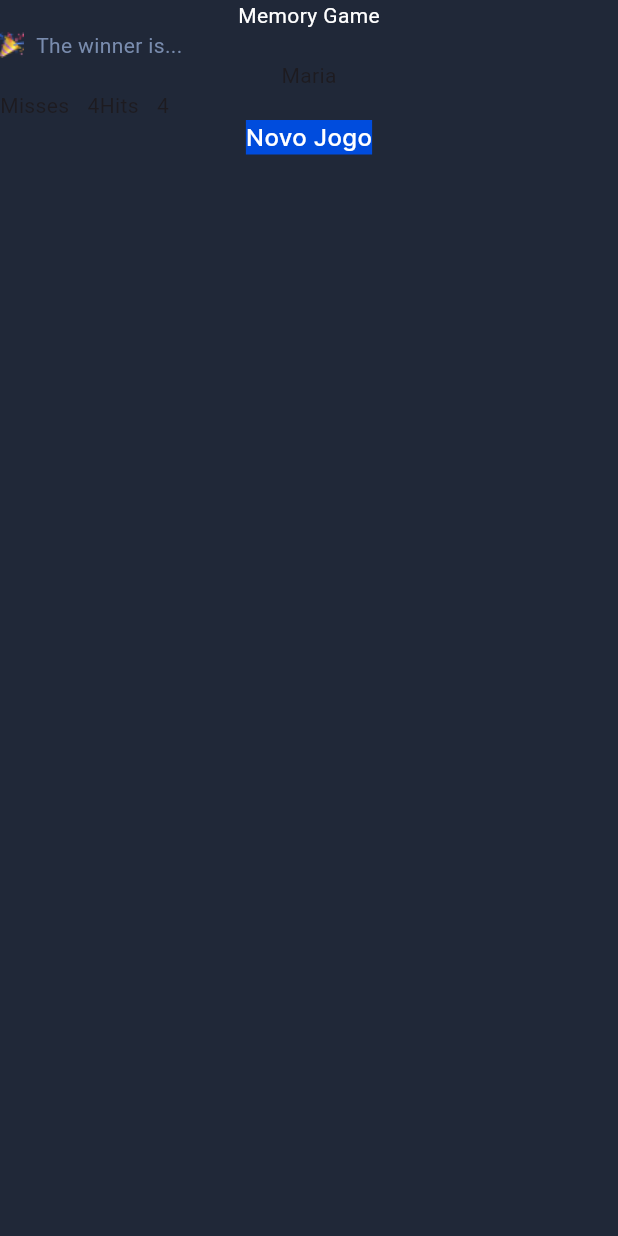
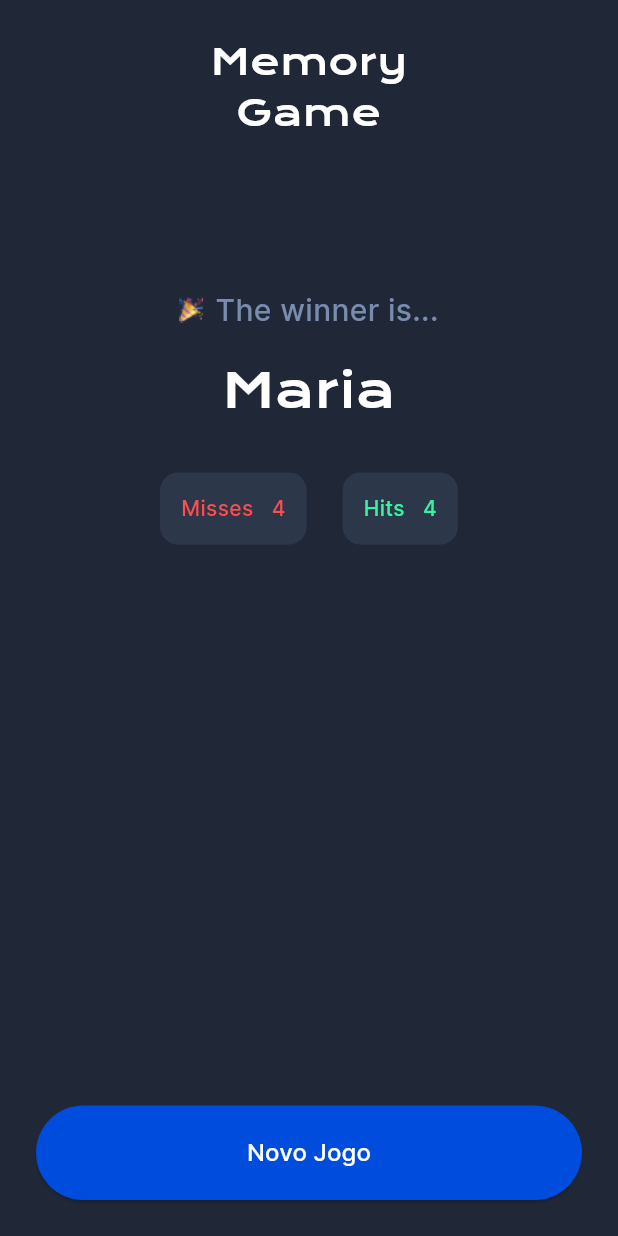
Before and after one commit to melanieesilva/memorygameflutter, a Flutter app: the VictoryScreen screen opened directly, on a phone screen of 412 x 824 dp. Run offline on Flutter 3.47's test engine with Material 3 defaults, Android fonts, the phone set to English and light mode, and no system bars; Roboto replaces fonts that are missing (Krona One).

Commit message:
Fix Tela Vitória

```diff
--- a/lib/common/constants/app_colors.dart
+++ b/lib/common/constants/app_colors.dart
@@ -8,4 +8,6 @@ class AppColors {
   static const Color subtitle = Color(0xFF798CAE);
   static const Color backCard = Color(0xFFB4CEFF);
   static const Color btnColor = Color(0xFF004CDD);
+  static const Color danger = Color(0xFFFF4D4D);
+  static const Color success = Color(0xFF38F2A4);
 }
--- a/lib/main.dart
+++ b/lib/main.dart
@@ -17,7 +17,7 @@ class MyApp extends StatelessWidget {
     return MaterialApp(
       debugShowCheckedModeBanner: false,
       theme: ThemeData(scaffoldBackgroundColor: AppColors.background),
-      home: VictoryScreen(),
+      home: OnBoarding(),
     );
   }
 }
--- a/lib/victoryScreen.dart
+++ b/lib/victoryScreen.dart
@@ -15,44 +15,100 @@ class _VictoryScreenState extends State<VictoryScreen> {
   @override
   Widget build(BuildContext context) {
     return Scaffold(
-        body: Column(children: <Widget>[
+        body: Column(
+            mainAxisAlignment: MainAxisAlignment.spaceBetween,
+            children: <Widget>[
           Container(
+              padding: EdgeInsets.all(24),
               child: Center(
                   child: Column(children: <Widget>[
                 Container(
+                  width: 217,
                   child: Text("Memory Game",
                       textDirection: TextDirection.ltr,
-              style: TextStyle(fontFamily: "Krona One", color: Colors.white)),
+                      textAlign: TextAlign.center,
+                      style: TextStyle(
+                        fontFamily: "KronaOne",
+                        color: Colors.white,
+                        fontSize: 24,
+                      )),
                 ),
                 Container(
+                  padding: EdgeInsets.only(top: 100),
                   child: Center(
                     child: Column(children: [
                       Row(
+                        mainAxisAlignment: MainAxisAlignment.center,
                         children: [
                           Image.asset('assets/images/partyPopper.png'),
                           SizedBox(width: 8),
                           Text(
                             "The winner is...",
                             textDirection: TextDirection.ltr,
-                    style: TextStyle(color: AppColors.subtitle),
+                            style: TextStyle(
+                                color: AppColors.subtitle,
+                                fontSize: 20,
+                                fontFamily: "Inter",
+                                fontWeight: FontWeight.w500),
                           )
                         ],
                       ),
+                      SizedBox(height: 16),
                       Container(
-                child: Text(
-                  "Maria",
+                        child: Text("Maria",
                             textDirection: TextDirection.ltr,
-                ),
+                            style: TextStyle(
+                                color: Colors.white,
+                                fontFamily: "KronaOne",
+                                fontSize: 32)),
                       ),
                       Container(
-                child: Row(children: [
+                        padding: EdgeInsets.only(top: 32),
+                        child: Row(
+                            mainAxisAlignment: MainAxisAlignment.center,
+                            children: [
                               Container(
+                                  padding: EdgeInsets.all(14),
+                                  decoration: BoxDecoration(
+                                    borderRadius: BorderRadius.circular(12),
+                                    color: AppColors.inputBack,
+                                  ),
                                   child: Row(
-                    children: [Text("Misses"), SizedBox(width: 12), Text("4")],
+                                    children: [
+                                      Text("Misses",
+                                          style: TextStyle(
+                                              color: AppColors.danger,
+                                              fontFamily: "Inter",
+                                              fontWeight: FontWeight.w500)),
+                                      SizedBox(width: 12),
+                                      Text("4",
+                                          style: TextStyle(
+                                              color: AppColors.danger,
+                                              fontFamily: "Inter",
+                                              fontWeight: FontWeight.w500))
+                                    ],
                                   )),
+                              SizedBox(width: 24),
                               Container(
+                                  padding: EdgeInsets.all(14),
+                                  decoration: BoxDecoration(
+                                    borderRadius: BorderRadius.circular(12),
+                                    color: AppColors.inputBack,
+                                  ),
                                   child: Row(
-                    children: [Text("Hits"), SizedBox(width: 12), Text("4")],
+                                    children: [
+                                      Text("Hits",
+                                          style: TextStyle(
+                                              color: AppColors.success,
+                                              fontFamily: "Inter",
+                                              fontWeight: FontWeight.w500)),
+                                      SizedBox(width: 12),
+                                      Text("4",
+                                          style: TextStyle(
+                                              color: AppColors.success,
+                                              fontFamily: "Inter",
+                                              fontWeight: FontWeight.w500))
+                                    ],
                                   ))
                             ]),
                       )
@@ -61,8 +117,17 @@ class _VictoryScreenState extends State<VictoryScreen> {
                 )
               ]))),
           Container(
-        child: Container(
-          decoration: BoxDecoration(color: AppColors.btnColor),
+            padding: EdgeInsets.only(bottom: 24, left: 24, right: 24),
+            width: double.infinity,
+            child: ElevatedButton(
+              onPressed: () {
+                Navigator.push(context,
+                    MaterialPageRoute(builder: (context) => OnBoarding()));
+              },
+              style: ElevatedButton.styleFrom(
+                backgroundColor: AppColors.btnColor,
+                padding: EdgeInsets.all(20),
+              ),
               child: Text(
                 "Novo Jogo",
                 textDirection: TextDirection.ltr,
```
Lines whose indentation alone changed are shown as unchanged.
